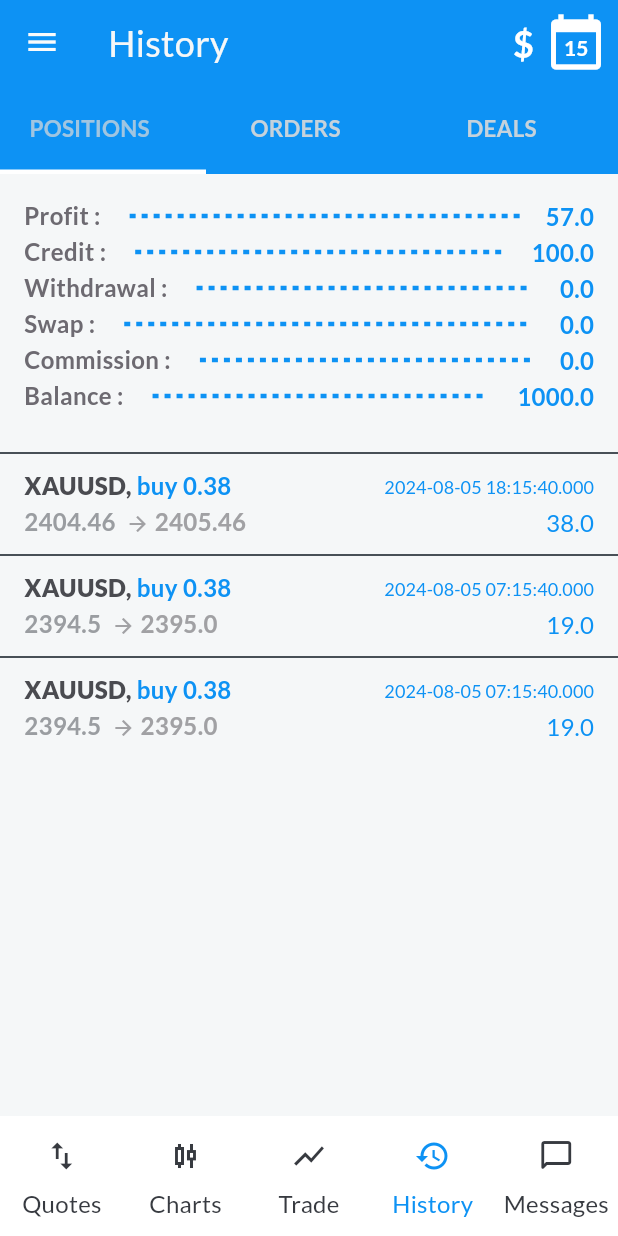
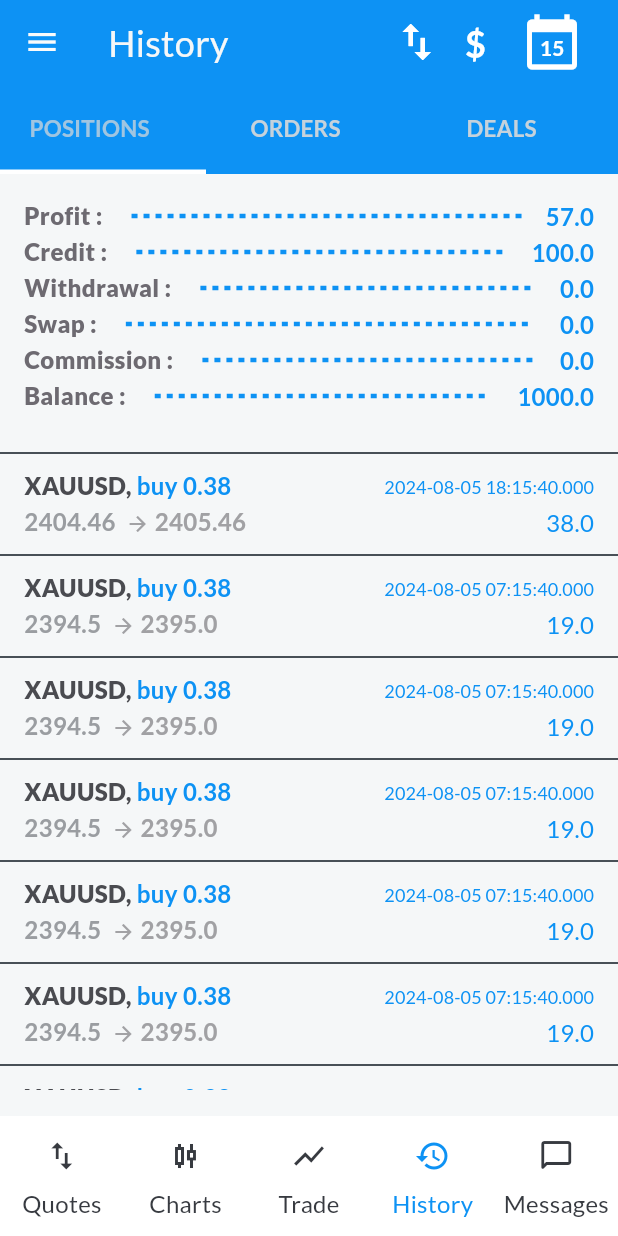
Before and after one commit to Adityaverma1998/marketwick_assignment, a Flutter app: the screen it shows after launch, item 4 of the bottom bar chosen, on a phone screen of 412 x 824 dp. Run offline on Flutter 3.47's test engine with Material 3 defaults, Android fonts, the phone set to English and light mode, and no system bars; drawn by our look-alikes of dotted_line; our stand-ins replace flutter_mobx, get_it, google_fonts, mobx; missing offline and left inert: currency_picker; generated files the repository leaves out were written again.

Commit message:
fix: fixes listbuilder

```diff
--- a/lib/data/widget/custom-tabbar/tabbar-view/history/positions.dart
+++ b/lib/data/widget/custom-tabbar/tabbar-view/history/positions.dart
@@ -1,5 +1,6 @@
 import 'package:dotted_line/dotted_line.dart';
 import 'package:flutter/material.dart';
+import 'package:flutter_mobx/flutter_mobx.dart';
 import 'package:marketwick_assignment/data/store/history/portfolio_history_store.dart';
 import 'package:marketwick_assignment/di/serivce_locators.dart';
 
@@ -11,25 +12,35 @@ class Positions extends StatelessWidget {
 
   @override
   Widget build(BuildContext context) {
+    return Observer(builder: (context) {
       return Column(
         crossAxisAlignment: CrossAxisAlignment.start,
         children: [
-        _buildLineText(context, 'Profit : ', _portfolioHistoryStore.historyPosition!.profit),
-        _buildLineText(context, 'Credit : ', _portfolioHistoryStore.historyPosition!.credit),
-        _buildLineText(context, 'Withdrawal : ', _portfolioHistoryStore.historyPosition!.withdraw),
-        _buildLineText(context, 'Swap : ', _portfolioHistoryStore.historyPosition!.swap),
-        _buildLineText(context, 'Commission : ', _portfolioHistoryStore.historyPosition!.commission),
-        _buildLineText(context, 'Balance : ', _portfolioHistoryStore.historyPosition!.balance),
-
+          _buildLineText(context, 'Profit : ',
+              _portfolioHistoryStore.historyPosition!.profit),
+          _buildLineText(context, 'Credit : ',
+              _portfolioHistoryStore.historyPosition!.credit),
+          _buildLineText(context, 'Withdrawal : ',
+              _portfolioHistoryStore.historyPosition!.withdraw),
+          _buildLineText(
+              context, 'Swap : ', _portfolioHistoryStore.historyPosition!.swap),
+          _buildLineText(context, 'Commission : ',
+              _portfolioHistoryStore.historyPosition!.commission),
+          _buildLineText(context, 'Balance : ',
+              _portfolioHistoryStore.historyPosition!.balance),
           if (_portfolioHistoryStore.historyPosition?.transaction != null)
             Padding(
               padding: const EdgeInsets.only(top: 16.0),
               child: SizedBox(
-              height: 200, // Set height for ListView
+                height: MediaQuery.of(context).size.height * 0.55 ,
+
                 child: ListView.builder(
-                itemCount: _portfolioHistoryStore.historyPosition!.transaction.length,
+                  scrollDirection: Axis.vertical,
+                  itemCount: _portfolioHistoryStore
+                      .historyPosition!.transaction.length,
                   itemBuilder: (context, index) {
-                  final transaction = _portfolioHistoryStore.historyPosition!.transaction[index];
+                    final transaction = _portfolioHistoryStore
+                        .historyPosition!.transaction[index];
                     return _buildTransactionWidget(
                       context,
                       transaction.symbol,
@@ -46,7 +57,7 @@ class Positions extends StatelessWidget {
             ),
         ],
       );
-
+    });
   }
 
   Widget _buildLineText(BuildContext context, String label, double value) {
@@ -58,7 +69,7 @@ class Positions extends StatelessWidget {
             padding: const EdgeInsets.only(right: 16.0),
             child: Text(label,
                 style: Theme.of(context).textTheme.bodyLarge?.copyWith(
-                      fontWeight: FontWeight.w700,
+                      fontWeight: FontWeight.w900,
                       color: Theme.of(context).colorScheme.tertiaryFixed,
                     )),
           ),
@@ -122,7 +133,7 @@ class Positions extends StatelessWidget {
                       text: '$symbol, ',
                       style: Theme.of(context).textTheme.bodyLarge?.copyWith(
                             fontWeight: FontWeight.w900,
-                            color:const Color(0xFF4a4b50),
+                            color: const Color(0xFF4a4b50),
                             // color: Theme.of(context).colorScheme.inverseSurface,
                           ),
                     ),
@@ -143,7 +154,7 @@ class Positions extends StatelessWidget {
                   ],
                 ),
               ),
-              Text('$timestamp',
+              Text('${DateTime.parse(timestamp.toString())}',
                   style: Theme.of(context).textTheme.labelMedium?.copyWith(
                         fontWeight: FontWeight.w400,
                         color: Theme.of(context).colorScheme.primary,
--- a/lib/data/widget/custom-tabbar/tabbar/custom_tabbar.dart
+++ b/lib/data/widget/custom-tabbar/tabbar/custom_tabbar.dart
@@ -86,7 +86,7 @@ class _CustomTabbarScreenState extends State<CustomTabbarScreen>
           ),
           Container(
             padding: const EdgeInsets.symmetric(horizontal: 0.0,vertical: 8.0),
-            height: MediaQuery.of(context).size.height * 0.7 ,
+            height: MediaQuery.of(context).size.height * 0.7412 ,
             child: TabBarView(
 
               controller: _tabController,
--- a/lib/data/widget/primary_layout/primary_layout.dart
+++ b/lib/data/widget/primary_layout/primary_layout.dart
@@ -46,17 +46,25 @@ class _PrimaryLayoutState extends State<PrimaryLayout> {
                 decoration: BoxDecoration(
                   color: Colors.blue,
                 ),
-                child: Text('Drawer Header'),
+                child: Text('Trading app'),
               ),
               ListTile(
-                title: const Text('Item 1'),
+                title: Text("Text 11",
+                    style: Theme.of(context).textTheme.bodyLarge?.copyWith(
+                      fontWeight: FontWeight.w700,
+                      color: Theme.of(context).colorScheme.tertiaryFixed,
+                    )),
                 onTap: () {
                   // Update the state of the app.
                   // ...
                 },
               ),
               ListTile(
-                title: const Text('Item 2'),
+                title: Text("Text 12",
+                    style: Theme.of(context).textTheme.bodyLarge?.copyWith(
+                      fontWeight: FontWeight.w700,
+                      color: Theme.of(context).colorScheme.tertiaryFixed,
+                    )),
                 onTap: () {
                   // Update the state of the app.
                   // ...
@@ -68,8 +76,20 @@ class _PrimaryLayoutState extends State<PrimaryLayout> {
         appBar: AppBar(
           title:  Text(_getTitleForIndex(_portfolioHistoryStore.selectedBottomNavigation)),
           actions: [
-            _buildChangeCurrency(),
-            _buildSelectDate(),
+           Padding(
+             padding: const EdgeInsets.symmetric(horizontal: 16.0),
+             child: Row(
+               mainAxisAlignment: MainAxisAlignment.spaceBetween,
+               children: [
+                 _buildSwap(),
+                 const SizedBox(width: 16.0,),
+                 _buildChangeCurrency(),
+                 const SizedBox(width: 16.0,),
+
+                 _buildSelectDate(),
+               ],
+             ),
+           )
           ],
         ),
         body: pageList[_portfolioHistoryStore.selectedBottomNavigation],
@@ -146,19 +166,16 @@ class _PrimaryLayoutState extends State<PrimaryLayout> {
                 data: Theme.of(context).copyWith(
                   datePickerTheme: DatePickerThemeData(
                     backgroundColor: Theme.of(context).colorScheme.onPrimary,
-                    // Change background color here
+
                     dayStyle: const TextStyle(color: Colors.black),
-                    // Day text color
+
                     headerHelpStyle: const TextStyle(color: Colors.blue),
                   ),
                   dialogBackgroundColor: Colors.red,
-                  // Background color of the dialog
+
                   primaryColor: Colors.green,
-                  // Header color
                   hintColor: Colors.blue,
-                  // Accent color
                   colorScheme: const ColorScheme.light(primary: Colors.blue),
-                  // Color scheme
                   buttonTheme:
                       const ButtonThemeData(textTheme: ButtonTextTheme.primary),
                 ),
@@ -214,6 +231,14 @@ class _PrimaryLayoutState extends State<PrimaryLayout> {
       default:
         return "";
     }}
+
+  Widget _buildSwap(){
+    return Icon(
+      Icons.swap_vert_outlined,
+      size: 32.0,
+      color: Theme.of(context).colorScheme.onPrimary,
+    );
+  }
   Widget _buildChangeCurrency() {
     return Observer(builder: (context) {
       return GestureDetector(
@@ -223,7 +248,7 @@ class _PrimaryLayoutState extends State<PrimaryLayout> {
             context: context,
             theme: CurrencyPickerThemeData(
               flagSize: 25,
-              titleTextStyle: TextStyle(fontSize: 17),
+              titleTextStyle: TextStyle(fontSize: 17,color: Theme.of(context).hintColor),
               subtitleTextStyle:
                   TextStyle(fontSize: 15, color: Theme.of(context).hintColor),
               bottomSheetHeight: MediaQuery.of(context).size.height / 2,
@@ -231,6 +256,7 @@ class _PrimaryLayoutState extends State<PrimaryLayout> {
                 labelText: 'Search',
                 hintText: 'Start typing to search',
                 prefixIcon: const Icon(Icons.search),
+                iconColor:Theme.of(context).hintColor,
                 border: OutlineInputBorder(
                   borderSide: BorderSide(
                     color: const Color(0xFF8C98A8).withOpacity(0.2),
--- a/lib/presentation/history/history_screen.dart
+++ b/lib/presentation/history/history_screen.dart
@@ -90,6 +90,41 @@ class _HistoryScreenState extends State<HistoryScreen> {
         "SellPrice": 2395.00,
         "Profit": 19.00,
       },
+      {
+        "Symbol": "XAUUSD",
+        "Action": "buy",
+        "LotSize": 0.38,
+        "Timestamp": "2024-08-05T07:15:40",
+        "BuyPrice": 2394.50,
+        "SellPrice": 2395.00,
+        "Profit": 19.00,
+      },
+      {
+        "Symbol": "XAUUSD",
+        "Action": "buy",
+        "LotSize": 0.38,
+        "Timestamp": "2024-08-05T07:15:40",
+        "BuyPrice": 2394.50,
+        "SellPrice": 2395.00,
+        "Profit": 19.00,
+      }, {
+        "Symbol": "XAUUSD",
+        "Action": "buy",
+        "LotSize": 0.38,
+        "Timestamp": "2024-08-05T07:15:40",
+        "BuyPrice": 2394.50,
+        "SellPrice": 2395.00,
+        "Profit": 19.00,
+      },
+      {
+        "Symbol": "XAUUSD",
+        "Action": "buy",
+        "LotSize": 0.38,
+        "Timestamp": "2024-08-05T07:15:40",
+        "BuyPrice": 2394.50,
+        "SellPrice": 2395.00,
+        "Profit": 19.00,
+      },
     ],
   };
   List<String> tabLists = [
```
Also changed, not shown: lib/data/store/history/portfolio_history_store.g.dart. Lines whose indentation alone changed are shown as unchanged.
